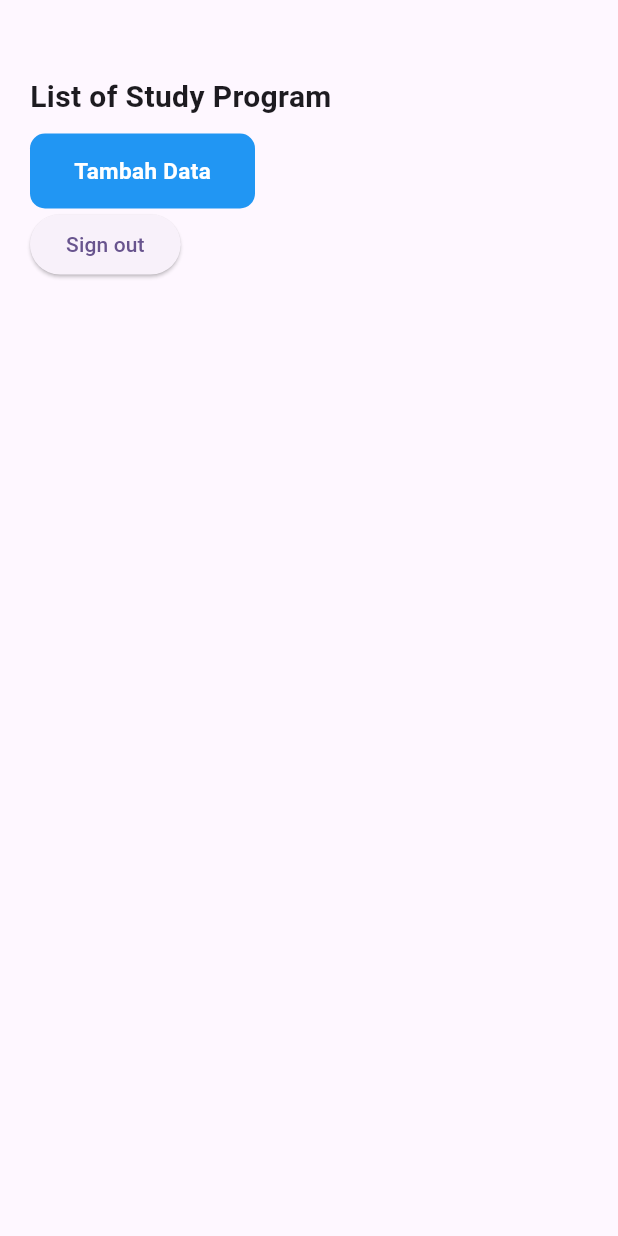
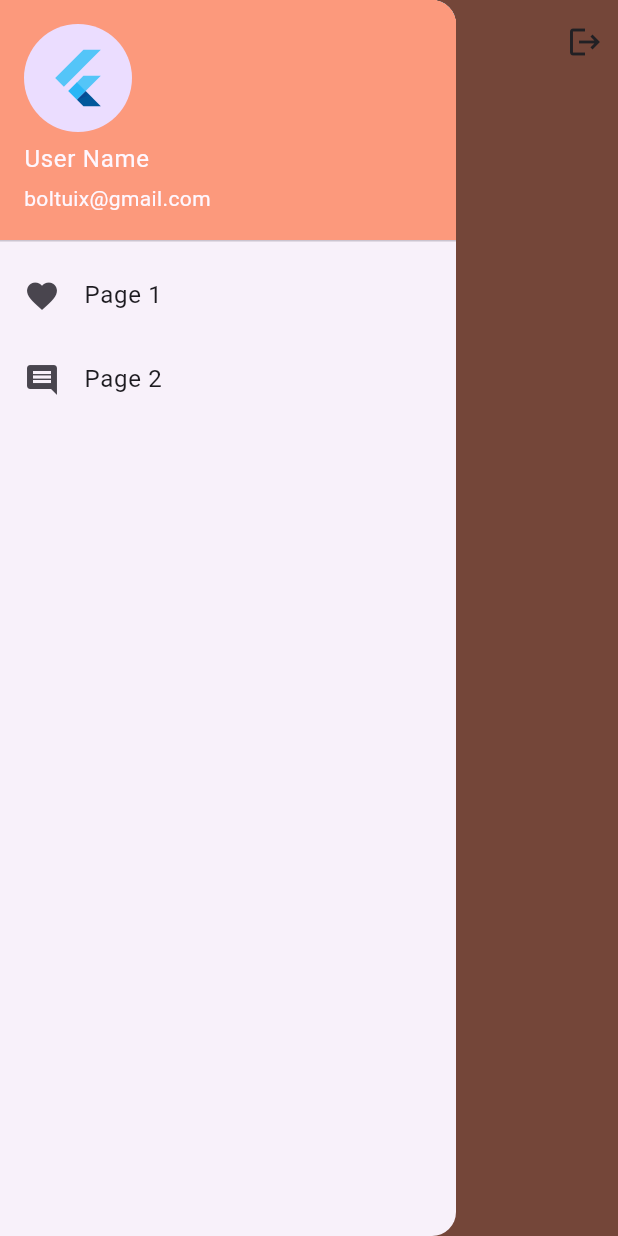
Before and after one commit to RifqiMurtiani/projectuas_prakmobile, a Flutter app: the HomeUser screen opened directly, with the side drawer open (before the commit the screen has no drawer), on a phone screen of 412 x 824 dp. Run offline on Flutter 3.47's test engine with Material 3 defaults, Android fonts, the phone set to English and light mode, and no system bars; our stand-ins replace cloud_firestore, dio, firebase_auth, firebase_core; accounts and stored records are empty.

Commit message:
OnBoard_Home

```diff
--- a/lib/app_colors.dart
+++ b/lib/app_colors.dart
@@ -1,4 +1,4 @@
 import 'hex_color.dart';
 
-final colorActive = HexColor('726D6D');
+final colorActive = HexColor('FC997C');
 final colorInactive = HexColor('E0E0E0');
--- a/lib/onBoard.dart
+++ b/lib/onBoard.dart
@@ -1,6 +1,7 @@
 import 'dart:ui';
 
 import 'package:flutter/material.dart';
+import 'package:modul7/hex_color.dart';
 import 'package:modul7/viewmodel/home_user.dart';
 
 import 'app_colors.dart';
@@ -114,7 +115,7 @@ class _OnBoardState extends State<OnBoard> {
                 },
                 child: Container(
                   width: double.infinity,
-                  color: Colors.grey[400],
+                  color: HexColor("FC997C"),
                   child: Center(
                     child: Text(buttonText),
                   ),
--- a/lib/viewmodel/home_user.dart
+++ b/lib/viewmodel/home_user.dart
@@ -1,6 +1,7 @@
 import 'package:cloud_firestore/cloud_firestore.dart';
 import 'package:firebase_auth/firebase_auth.dart';
 import 'package:flutter/material.dart';
+import 'package:modul7/hex_color.dart';
 import 'package:modul7/login.dart';
 import 'firestore_service.dart';
 
@@ -20,25 +21,87 @@ class _HomeUserState extends State<HomeUser> {
   final TextEditingController _editjurusanController = TextEditingController();
   @override
   Widget build(BuildContext context) {
+    final drawerHeader = UserAccountsDrawerHeader(
+      decoration: BoxDecoration(color: HexColor("FC997C")),
+      accountName: Text(
+        'User Name',
+      ),
+      accountEmail: Text(
+        'boltuix@gmail.com',
+      ),
+      currentAccountPicture: CircleAvatar(
+        child: FlutterLogo(size: 42.0),
+      ),
+    );
+
+    // Define the items that will be displayed in the drawer. In this case, we have two items.
+    final drawerItems = ListView(
+      children: [
+        drawerHeader,
+        ListTile(
+          title: const Text(
+            'Page 1',
+          ),
+          leading: const Icon(Icons.favorite),
+          onTap: () {
+            // When the user taps on this item, close the drawer.
+            Navigator.pop(context);
+          },
+        ),
+        ListTile(
+          title: const Text(
+            'Page 2',
+          ),
+          leading: const Icon(Icons.comment),
+          onTap: () {
+            // When the user taps on this item, close the drawer.
+            Navigator.pop(context);
+          },
+        ),
+      ],
+    );
     return Scaffold(
+      appBar: AppBar(
+        title: Text(
+          "List of Study Program",
+          style: TextStyle(fontSize: 20, fontWeight: FontWeight.bold),
+        ),
+        centerTitle: true,
+        backgroundColor: HexColor("FC997C"),
+        actions: [
+          GestureDetector(
+            onTap: () async {
+              await FirebaseAuth.instance.signOut();
+              Navigator.of(context).pushReplacement(
+                MaterialPageRoute(
+                  builder: (context) => Login(),
+                ),
+              );
+            },
+            child: Padding(
+              padding: const EdgeInsets.all(10.0),
+              child: Icon(Icons.logout),
+            ),
+          ),
+        ],
+      ),
+      drawer: Drawer(
+        child: drawerItems,
+      ),
+      backgroundColor: HexColor("FC997C"),
       body: SingleChildScrollView(
         child: Padding(
           padding: const EdgeInsets.symmetric(vertical: 10, horizontal: 20),
           child: Column(
             crossAxisAlignment: CrossAxisAlignment.start,
             children: [
-              const SizedBox(
-                height: 40,
+              SizedBox(
+                height: 5,
               ),
-              const Text(
-                "List of Study Program",
-                style: TextStyle(fontSize: 20, fontWeight: FontWeight.bold),
-              ),
-              SizedBox(
-                height: 10,
-              ),
-              InkWell(
-                onTap: () {
+              ElevatedButton(
+                style: ElevatedButton.styleFrom(
+                    backgroundColor: Colors.lightBlue[300]),
+                onPressed: () {
                   showDialog(
                     context: context,
                     builder: (BuildContext context) {
@@ -82,34 +145,13 @@ class _HomeUserState extends State<HomeUser> {
                     },
                   );
                 },
-                child: Container(
-                  width: 150,
-                  height: 50,
-                  decoration: BoxDecoration(
-                      color: Colors.blue,
-                      borderRadius: BorderRadius.circular(10)),
-                  child: Center(
-                    child: Text(
-                      "Tambah Data",
-                      style: TextStyle(
-                          color: Colors.white,
-                          fontSize: 15,
-                          fontWeight: FontWeight.w700),
-                    ),
+                child: Text(
+                  "Tambah Data",
+                  style: TextStyle(
+                    color: Colors.black,
                   ),
                 ),
               ),
-              ElevatedButton(
-                  onPressed: () async {
-                    await FirebaseAuth.instance.signOut();
-
-                    Navigator.of(context).pushReplacement(
-                      MaterialPageRoute(
-                        builder: (context) => Login(),
-                      ),
-                    );
-                  },
-                  child: Text('Sign out')),
               StreamBuilder<QuerySnapshot>(
                 stream: firestoreService.getstudyprogram(),
                 builder: (context, snapshot) {
@@ -124,7 +166,7 @@ class _HomeUserState extends State<HomeUser> {
                         width: double.infinity,
                         child: ListView.builder(
                           shrinkWrap: true,
-                          padding: const EdgeInsets.symmetric(vertical: 15),
+                          padding: const EdgeInsets.symmetric(vertical: 5),
                           physics: const NeverScrollableScrollPhysics(),
                           itemCount: userList.length,
                           itemBuilder: (context, index) {
@@ -223,9 +265,9 @@ class _HomeUserState extends State<HomeUser> {
                                                       );
                                                     },
                                                     child: Icon(
-                                                      Icons.add_box_rounded,
+                                                      Icons.edit,
                                                       color: Colors.green,
-                                                      size: 30,
+                                                      // size: 30,
                                                     ),
                                                   ),
                                                   InkWell(
@@ -258,7 +300,7 @@ class _HomeUserState extends State<HomeUser> {
                                                     child: Icon(
                                                       Icons.delete,
                                                       color: Colors.red,
-                                                      size: 30,
+                                                      // size: 30,
                                                     ),
                                                   ),
                                                 ],
```
